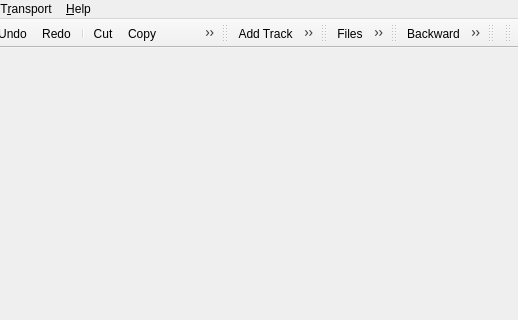
This is src/qtractorMainForm.ui in rncbc/qtractor as Qt 5 draws it before an edit; both pictures show x 165 to 683 and y 0 to 320 of the 683 by 432 pixel window. The edited form follows.
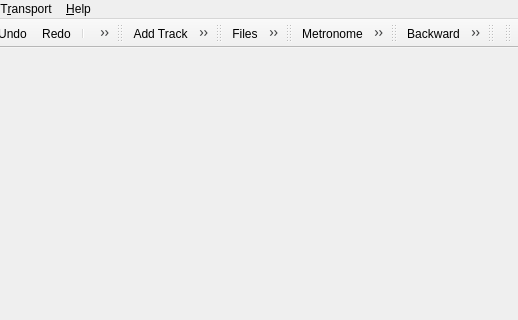
This is the edited form. Icons and pictures are not drawn.

Commit message: - A rudimentary MIDI metronome is now in place; parameters, like   MIDI channel, bar and beat accent note, velocity and duration,   are readily configurable from the main menu, View/Options...   /MIDI/Metronome dialog. Beware, although it's barely working   as advertised, it is also not perfect nor reliable, in fact it   might be a bit far from that, probably due to some conceptual   mistake(s) :(. Still trying to do my best.

What changed in the file:
```diff
--- a/src/qtractorMainForm.ui
+++ b/src/qtractorMainForm.ui
@@ -102,6 +102,16 @@
    <addaction name="viewConnectionsAction" />
    <addaction name="viewMixerAction" />
   </widget>
+  <widget class="QToolBar" name="optionsToolbar" >
+   <property name="orientation" >
+    <enum>Qt::Horizontal</enum>
+   </property>
+   <attribute name="toolBarArea" >
+    <number>4</number>
+   </attribute>
+   <addaction name="transportMetroAction" />
+   <addaction name="transportFollowAction" />
+  </widget>
   <widget class="QToolBar" name="transportToolbar" >
    <property name="orientation" >
     <enum>Qt::Horizontal</enum>
@@ -1267,6 +1277,26 @@
     <string/>
    </property>
   </action>
+  <action name="transportMetroAction" >
+   <property name="checkable" >
+    <bool>true</bool>
+   </property>
+   <property name="icon" >
+    <iconset resource="../icons/qtractor.qrc" >:/icons/transportMetro.png</iconset>
+   </property>
+   <property name="text" >
+    <string>&amp;Metronome</string>
+   </property>
+   <property name="iconText" >
+    <string>Metronome</string>
+   </property>
+   <property name="statusTip" >
+    <string>Metronome</string>
+   </property>
+   <property name="shortcut" >
+    <string/>
+   </property>
+  </action>
   <action name="helpAboutAction" >
    <property name="text" >
     <string>&amp;About...</string>
```
Left out of the diff: 21 changed lines with no effect on the pictures. The commit also changes 16 other files.
